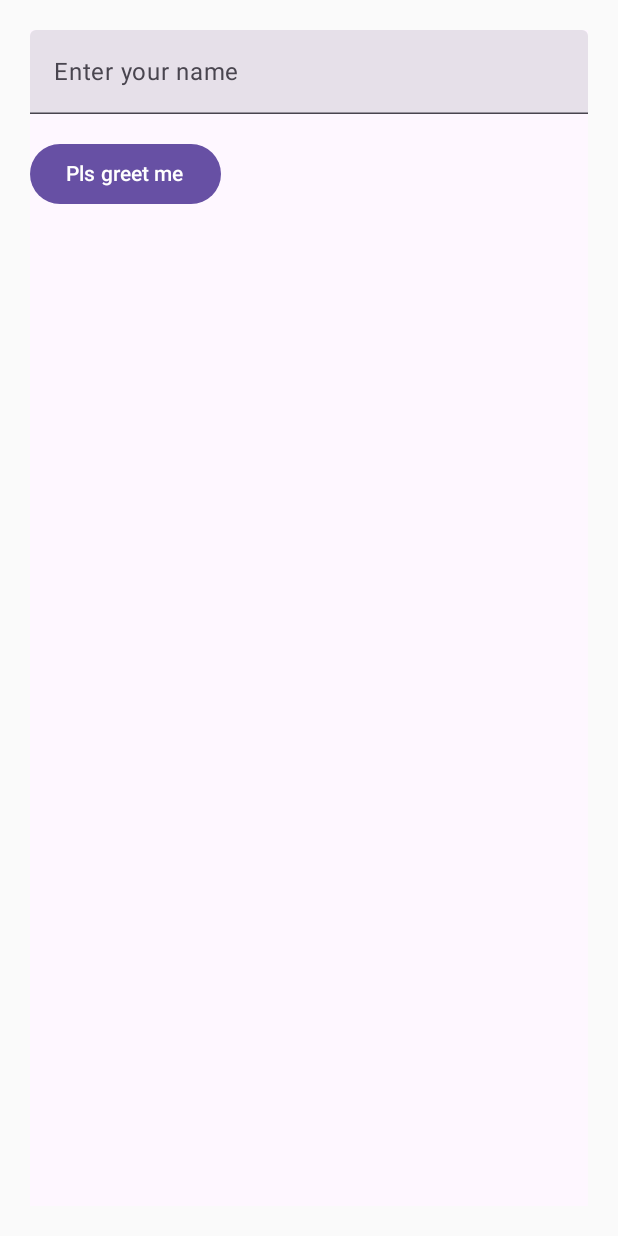
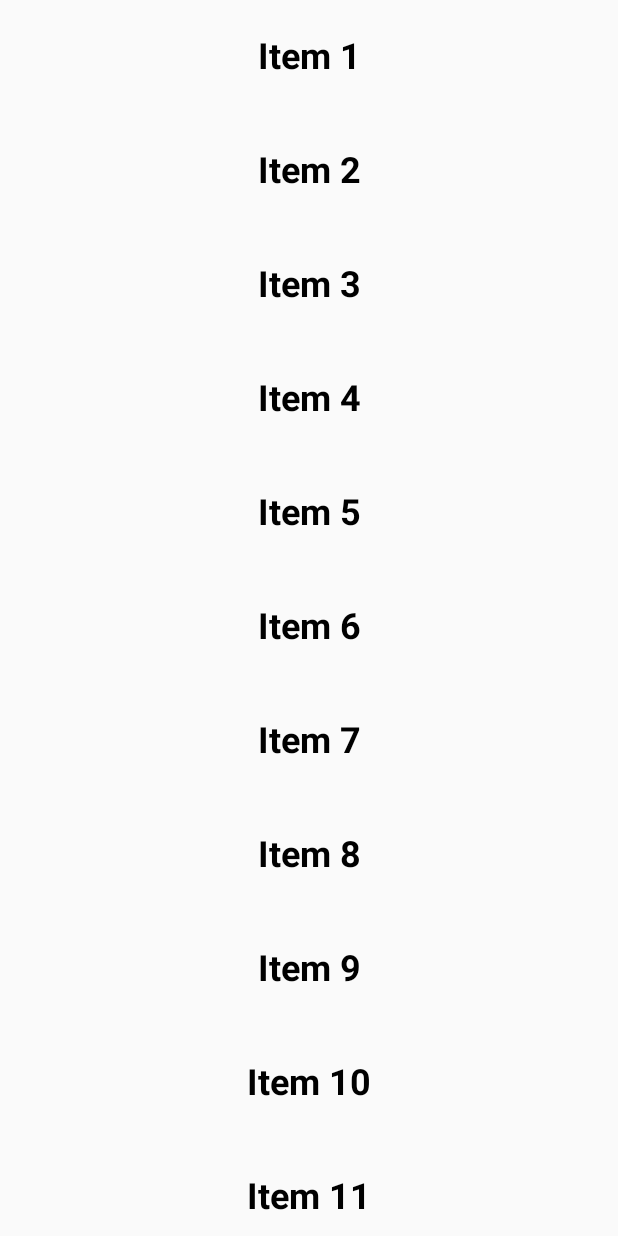
Before and after one commit to swapnilrkhamkar/JetpackCompose, an Android app built with Jetpack Compose: the screen it shows after launch (MainActivity), on a phone screen of 412 x 824 dp. Run offline under Robolectric (Android 15) with nearby library versions, the phone set to English and light mode, and no system bars.

Commit message:
List with Cloumn

```diff
--- a/app/src/main/java/com/compose/course/MainActivity.kt
+++ b/app/src/main/java/com/compose/course/MainActivity.kt
@@ -4,26 +4,17 @@ import android.os.Bundle
 import androidx.activity.ComponentActivity
 import androidx.activity.compose.setContent
 import androidx.compose.foundation.layout.Column
-import androidx.compose.foundation.layout.Spacer
-import androidx.compose.foundation.layout.fillMaxSize
 import androidx.compose.foundation.layout.fillMaxWidth
-import androidx.compose.foundation.layout.height
 import androidx.compose.foundation.layout.padding
-import androidx.compose.material3.Button
+import androidx.compose.foundation.rememberScrollState
+import androidx.compose.foundation.verticalScroll
 import androidx.compose.material3.ExperimentalMaterial3Api
-import androidx.compose.material3.Scaffold
-import androidx.compose.material3.SnackbarHost
-import androidx.compose.material3.SnackbarHostState
 import androidx.compose.material3.Text
-import androidx.compose.material3.TextField
-import androidx.compose.runtime.getValue
-import androidx.compose.runtime.mutableStateOf
-import androidx.compose.runtime.remember
-import androidx.compose.runtime.rememberCoroutineScope
-import androidx.compose.runtime.setValue
 import androidx.compose.ui.Modifier
+import androidx.compose.ui.text.font.FontWeight
+import androidx.compose.ui.text.style.TextAlign
 import androidx.compose.ui.unit.dp
-import kotlinx.coroutines.launch
+import androidx.compose.ui.unit.sp
 
 class MainActivity : ComponentActivity() {
     @OptIn(ExperimentalMaterial3Api::class)
@@ -31,42 +22,21 @@ class MainActivity : ComponentActivity() {
         super.onCreate(savedInstanceState)
 
         setContent {
-            val snackbarHostState = remember {
-                SnackbarHostState()
-            }
-            val scope = rememberCoroutineScope()
-            var textFieldState by remember {
-                mutableStateOf("")
-            }
-            Scaffold(modifier = Modifier
-                .padding(20.dp)
-                .fillMaxSize(), snackbarHost = {
-                SnackbarHost(hostState = snackbarHostState)
-            }) {
-                Column(
-                    modifier = Modifier
-                        .fillMaxSize()
-                        .padding(it)
-                ) {
-                    TextField(
-                        value = textFieldState,
-                        label = {
-                            Text(text = "Enter your name")
-                        },
-                        onValueChange = {
-                            textFieldState = it
-                        },
-                        singleLine = true,
-                        modifier = Modifier.fillMaxWidth()
+            val scrollState = rememberScrollState()
+            Column(
+                modifier = Modifier
+                    .verticalScroll(scrollState)
+            ) {
+                for (i in 1..50) {
+                    Text(
+                        text = "Item $i",
+                        fontSize = 24.sp,
+                        fontWeight = FontWeight.Bold,
+                        textAlign = TextAlign.Center,
+                        modifier = Modifier
+                            .fillMaxWidth()
+                            .padding(vertical = 24.dp)
                     )
-                    Spacer(modifier = Modifier.height(16.dp))
-                    Button(onClick = {
-                        scope.launch {
-                            snackbarHostState.showSnackbar("Hello $textFieldState")
-                        }
-                    }) {
-                        Text(text = "Pls greet me")
-                    }
                 }
             }
         }
```
